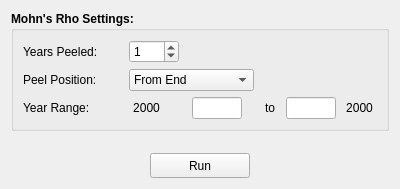
Old version of the form MSSPM_Main/forms/Diagnostic/Diagnostic_Tab02.ui in the repository nmfs-fish-tools/MSSPM.
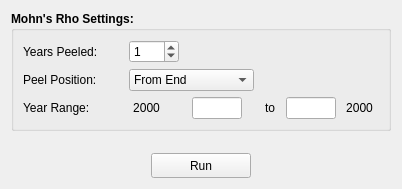
New version of the form.

Patch:
```diff
--- a/MSSPM_Main/forms/Diagnostic/Diagnostic_Tab02.ui
+++ b/MSSPM_Main/forms/Diagnostic/Diagnostic_Tab02.ui
@@ -6,7 +6,7 @@
    <rect>
     <x>0</x>
     <y>0</y>
-    <width>398</width>
+    <width>402</width>
     <height>189</height>
    </rect>
   </property>
```
Left out of the diff: 20 changed lines with no effect on the pictures.
